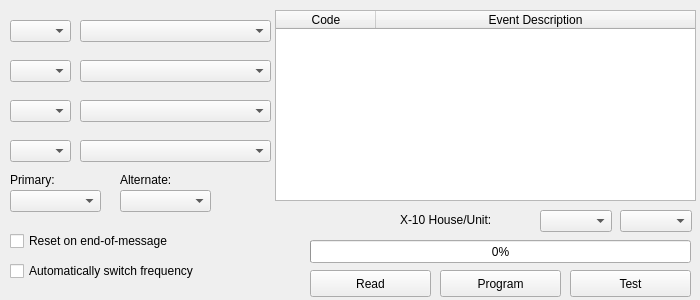
Qt form earcomm.ui (vangdfang/EARComm) before a commit.
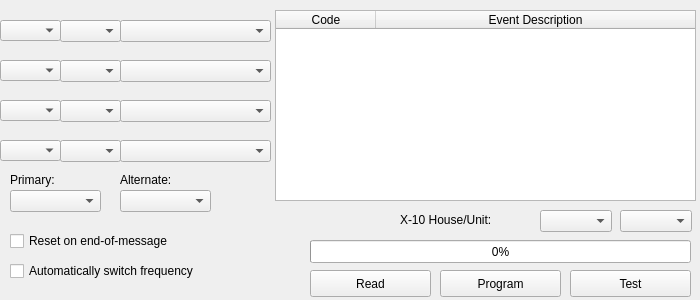
The same form after that commit.

```diff
--- a/earcomm.ui
+++ b/earcomm.ui
@@ -119,9 +119,9 @@
   <widget class="QComboBox" name="FIPS1">
    <property name="geometry">
     <rect>
-     <x>80</x>
+     <x>120</x>
      <y>20</y>
-     <width>191</width>
+     <width>151</width>
      <height>22</height>
     </rect>
    </property>
@@ -129,9 +129,9 @@
   <widget class="QComboBox" name="FIPS2">
    <property name="geometry">
     <rect>
-     <x>80</x>
+     <x>120</x>
      <y>60</y>
-     <width>191</width>
+     <width>151</width>
      <height>22</height>
     </rect>
    </property>
@@ -139,9 +139,9 @@
   <widget class="QComboBox" name="FIPS3">
    <property name="geometry">
     <rect>
-     <x>80</x>
+     <x>120</x>
      <y>100</y>
-     <width>191</width>
+     <width>151</width>
      <height>22</height>
     </rect>
    </property>
@@ -149,9 +149,9 @@
   <widget class="QComboBox" name="FIPS4">
    <property name="geometry">
     <rect>
-     <x>80</x>
+     <x>120</x>
      <y>140</y>
-     <width>191</width>
+     <width>151</width>
      <height>22</height>
     </rect>
    </property>
@@ -205,7 +205,7 @@
   <widget class="QComboBox" name="FIPS1St">
    <property name="geometry">
     <rect>
-     <x>10</x>
+     <x>60</x>
      <y>20</y>
      <width>61</width>
      <height>22</height>
@@ -215,7 +215,7 @@
   <widget class="QComboBox" name="FIPS2St">
    <property name="geometry">
     <rect>
-     <x>10</x>
+     <x>60</x>
      <y>60</y>
      <width>61</width>
      <height>22</height>
@@ -225,7 +225,7 @@
   <widget class="QComboBox" name="FIPS3St">
    <property name="geometry">
     <rect>
-     <x>10</x>
+     <x>60</x>
      <y>100</y>
      <width>61</width>
      <height>22</height>
@@ -235,7 +235,7 @@
   <widget class="QComboBox" name="FIPS4St">
    <property name="geometry">
     <rect>
-     <x>10</x>
+     <x>60</x>
      <y>140</y>
      <width>61</width>
      <height>22</height>
@@ -294,6 +294,46 @@
     <string>Alternate:</string>
    </property>
   </widget>
+  <widget class="QComboBox" name="FIPS1Reg">
+   <property name="geometry">
+    <rect>
+     <x>0</x>
+     <y>20</y>
+     <width>61</width>
+     <height>21</height>
+    </rect>
+   </property>
+  </widget>
+  <widget class="QComboBox" name="FIPS2Reg">
+   <property name="geometry">
+    <rect>
+     <x>0</x>
+     <y>60</y>
+     <width>61</width>
+     <height>21</height>
+    </rect>
+   </property>
+  </widget>
+  <widget class="QComboBox" name="FIPS3Reg">
+   <property name="geometry">
+    <rect>
+     <x>0</x>
+     <y>100</y>
+     <width>61</width>
+     <height>21</height>
+    </rect>
+   </property>
+  </widget>
+  <widget class="QComboBox" name="FIPS4Reg">
+   <property name="geometry">
+    <rect>
+     <x>0</x>
+     <y>140</y>
+     <width>61</width>
+     <height>21</height>
+    </rect>
+   </property>
+  </widget>
  </widget>
  <layoutdefault spacing="6" margin="11"/>
  <resources/>
```
